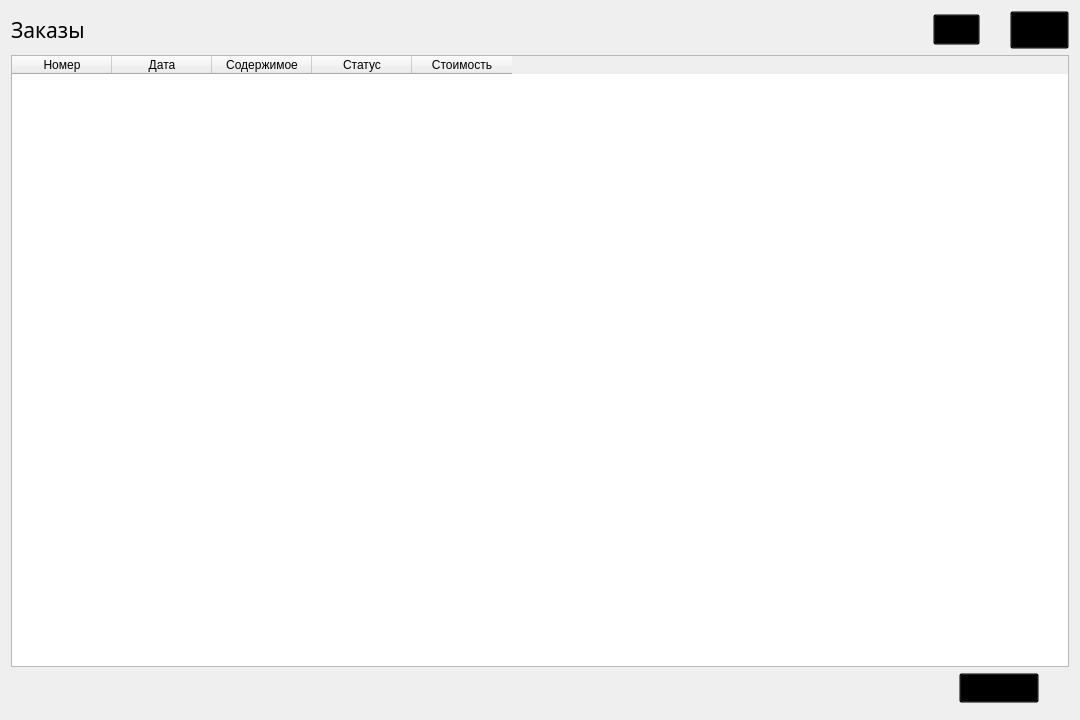
Qt form order.ui (lirthu/kursach) before a commit.
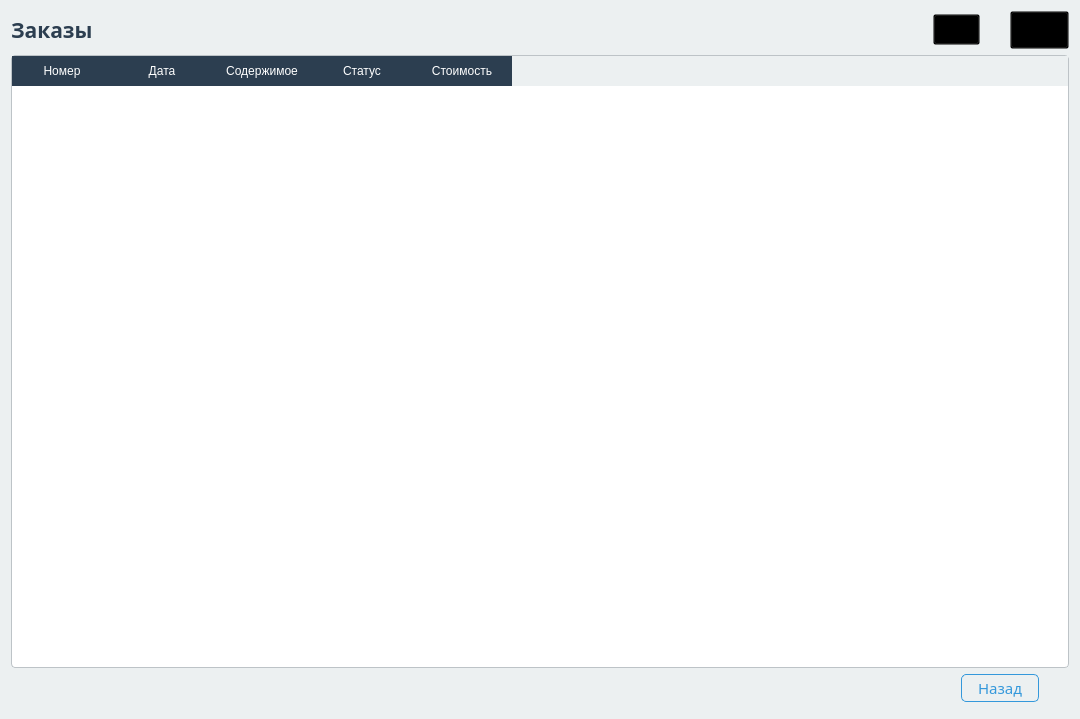
The same form after that commit. Icons and pictures are not drawn.

Diff of the .ui file:
```diff
--- a/order.ui
+++ b/order.ui
@@ -7,12 +7,15 @@
     <x>0</x>
     <y>0</y>
     <width>1080</width>
-    <height>720</height>
+    <height>719</height>
    </rect>
   </property>
   <property name="windowTitle">
    <string>Заказы</string>
   </property>
+  <property name="styleSheet">
+   <string notr="true">background-color: #ECF0F1;</string>
+  </property>
   <layout class="QVBoxLayout" name="verticalLayout">
    <item>
     <layout class="QHBoxLayout" name="horizontalLayout">
@@ -25,11 +28,17 @@
         <font>
          <family>Segoe Print</family>
          <pointsize>16</pointsize>
+         <weight>75</weight>
+         <bold>true</bold>
         </font>
        </property>
        <property name="cursor">
         <cursorShape>ArrowCursor</cursorShape>
        </property>
+       <property name="styleSheet">
+        <string notr="true">color: #2C3E50; 
+</string>
+       </property>
        <property name="text">
         <string>Заказы</string>
        </property>
@@ -109,6 +118,20 @@
    </item>
    <item>
     <widget class="QTableWidget" name="tableWidget">
+     <property name="styleSheet">
+      <string notr="true">QTableWidget {
+    background-color: white;
+    border: 1px solid #BDC3C7;
+    border-radius: 4px;
+    gridline-color: #ECF0F1;
+}
+QHeaderView::section {
+    background-color: #2C3E50;
+    color: white;
+    padding: 6px;
+    border: none;
+}</string>
+     </property>
      <column>
       <property name="text">
        <string>Номер</string>
@@ -146,6 +169,9 @@
        <property name="orientation">
         <enum>Qt::Horizontal</enum>
        </property>
+       <property name="sizeType">
+        <enum>QSizePolicy::Expanding</enum>
+       </property>
        <property name="sizeHint" stdset="0">
         <size>
          <width>40</width>
@@ -167,7 +193,17 @@
         <enum>Qt::LeftToRight</enum>
        </property>
        <property name="styleSheet">
-        <string notr="true">background-color: transparent</string>
+        <string notr="true">QPushButton {
+    background-color: transparent;
+    color: #3498DB;
+    border: 1px solid #3498DB;
+    padding: 2px 16px;
+    border-radius: 5px;
+}
+QPushButton:hover {
+    background-color: #3498DB;
+    color: white;
+}</string>
        </property>
        <property name="text">
         <string>Назад</string>
```
Left out of the diff: 4 changed lines with no effect on the pictures.
